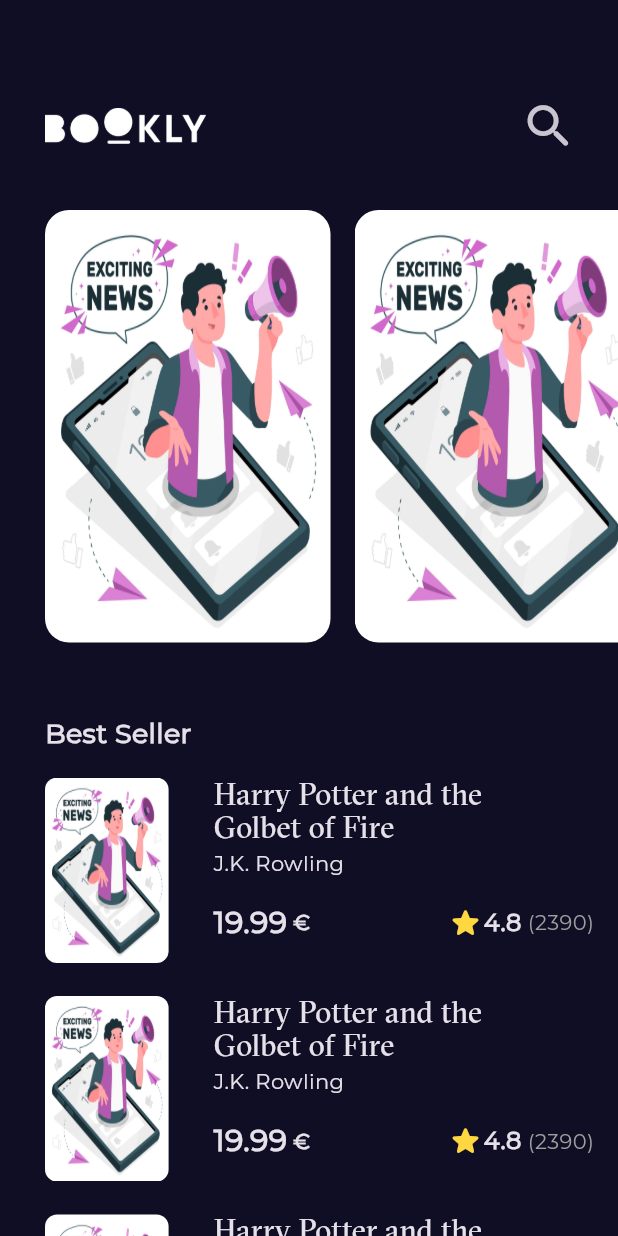
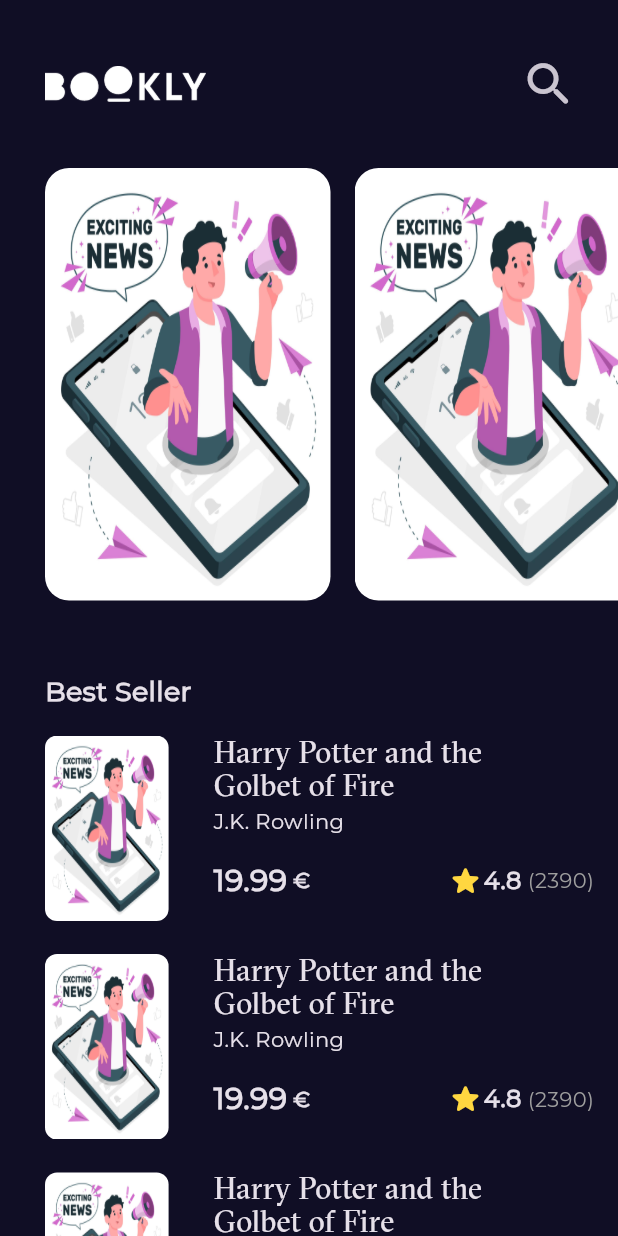
Before and after one commit to 1YousefHany/bookly_app_mvvm, a Flutter app: the screen it shows after launch, on a phone screen of 412 x 824 dp. Run offline on Flutter 3.47's test engine with Material 3 defaults, Android fonts, the phone set to English and light mode, and no system bars; our stand-ins replace go_router.

Commit message:
creating app bar For DetailsView

```diff
--- a/lib/Features/home/presentation/views/book_details_view.dart
+++ b/lib/Features/home/presentation/views/book_details_view.dart
@@ -1,3 +1,4 @@
+import 'package:bookly_app/Features/home/presentation/views/widgets/book_details_view_body.dart';
 import 'package:flutter/material.dart';
 
 class BookDetailsView extends StatelessWidget {
@@ -6,7 +7,7 @@ class BookDetailsView extends StatelessWidget {
   @override
   Widget build(BuildContext context) {
     return const Scaffold(
-      body: BookDetailsView(),
+      body: BookDetailsViewBody(),
     );
   }
 }
--- a/lib/Features/home/presentation/views/widgets/best_seller_item.dart
+++ b/lib/Features/home/presentation/views/widgets/best_seller_item.dart
@@ -1,13 +1,17 @@
 import 'package:bookly_app/Features/home/presentation/views/widgets/best_seller_item_texts.dart';
+import 'package:bookly_app/core/utils/app_router.dart';
 import 'package:bookly_app/core/widgets/images/book_image.dart';
 import 'package:flutter/material.dart';
+import 'package:go_router/go_router.dart';
 
 class BestSellerListViewItem extends StatelessWidget {
   const BestSellerListViewItem({super.key});
 
   @override
   Widget build(BuildContext context) {
-    return Padding(
+    return GestureDetector(
+      onTap: () => GoRouter.of(context).push(AppRouter.bookDetailsViewKey),
+      child: Padding(
         padding: const EdgeInsets.only(right: 16, bottom: 22),
         child: SizedBox(
           height: MediaQuery.of(context).size.width * .3,
@@ -17,6 +21,7 @@ class BestSellerListViewItem extends StatelessWidget {
               const SizedBox(width: 30),
               const BestSellerItemTexts(),
             ],
+          ),
         ),
       ),
     );
--- a/lib/Features/home/presentation/views/widgets/custom_app_bar.dart
+++ b/lib/Features/home/presentation/views/widgets/custom_app_bar.dart
@@ -2,13 +2,13 @@
 import 'package:bookly_app/core/utils/assets.dart';
 import 'package:flutter/material.dart';
 
-class CustomAppBar extends StatelessWidget {
-  const CustomAppBar({super.key});
+class HomeViewAppBar extends StatelessWidget {
+  const HomeViewAppBar({super.key});
 
   @override
   Widget build(BuildContext context) {
     return Padding(
-      padding: const EdgeInsets.only(top: 60,right: 22),
+      padding: const EdgeInsets.only(top: 32,right: 22),
       child: Row(
         mainAxisAlignment: MainAxisAlignment.spaceBetween,
         children: [
--- a/lib/Features/home/presentation/views/widgets/home_view_body.dart
+++ b/lib/Features/home/presentation/views/widgets/home_view_body.dart
@@ -11,13 +11,14 @@ class HomeViewBody extends StatelessWidget {
   Widget build(BuildContext context) {
     return const Padding(
       padding: EdgeInsets.only(left: 30),
+      child: SafeArea(
         child: CustomScrollView(
           slivers: [
             SliverToBoxAdapter(
               child: Column(
                 crossAxisAlignment: CrossAxisAlignment.start,
                 children: [
-                CustomAppBar(),
+                  HomeViewAppBar(),
                   FeaturedBooksListView(),
                   BestSellerText(text: 'Best Seller'),
                 ],
@@ -26,6 +27,7 @@ class HomeViewBody extends StatelessWidget {
             SliverFillRemaining(child: BestSellerListViewB()),
           ],
         ),
+      ),
     );
   }
 }
--- a/lib/core/utils/app_router.dart
+++ b/lib/core/utils/app_router.dart
@@ -1,3 +1,4 @@
+import 'package:bookly_app/Features/home/presentation/views/book_details_view.dart';
 import 'package:bookly_app/Features/home/presentation/views/home_view.dart';
 import 'package:bookly_app/Features/splash/presentation/views/splash_view.dart';
 import 'package:go_router/go_router.dart';
@@ -5,6 +6,8 @@ import 'package:go_router/go_router.dart';
 abstract class AppRouter {
 
   static String homeViewKey = '/homeView';
+    static String bookDetailsViewKey = '/BookDetailsView';
+
   static final GoRouter router = GoRouter(
   routes: [
     GoRoute(
@@ -15,6 +18,10 @@ abstract class AppRouter {
       path: homeViewKey,
       builder: (context, state) => const HomeView(),
     ),
+    GoRoute(
+      path: bookDetailsViewKey,
+      builder: (context, state) => const BookDetailsView(),
+    ),
   ],
 );
 }
```
Also changed, not shown: lib/Features/home/presentation/views/widgets/book_details_view_body.dart (+11 -1 lines), lib/Features/home/presentation/views/widgets/details_view_app_bar.dart (added, +18 -0 lines). Lines whose indentation alone changed are shown as unchanged.
